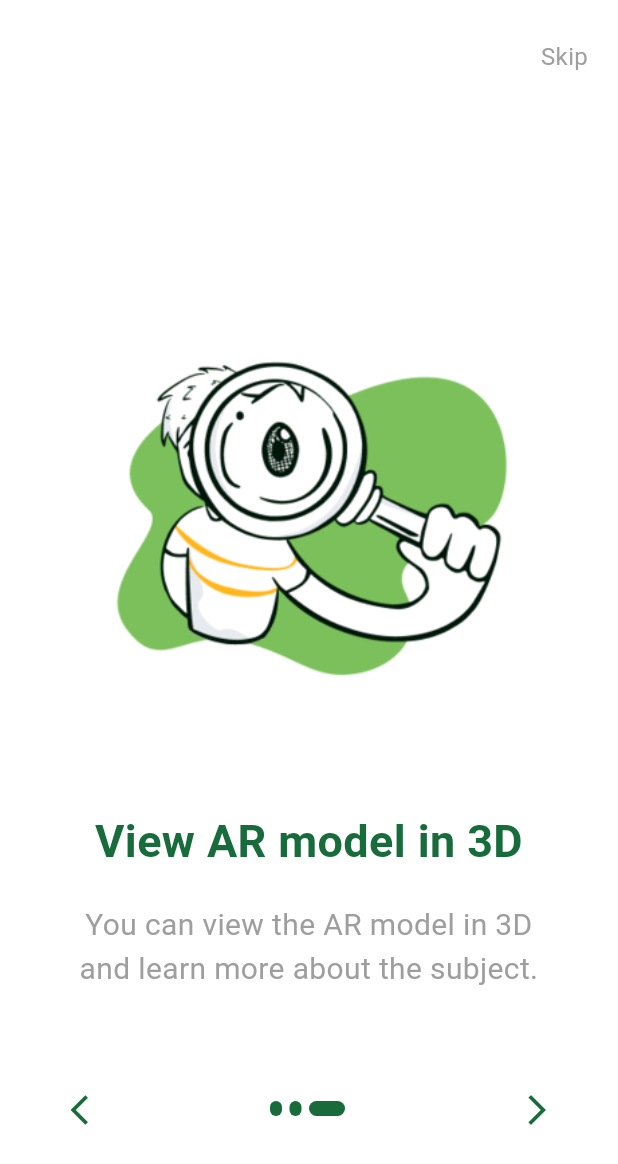
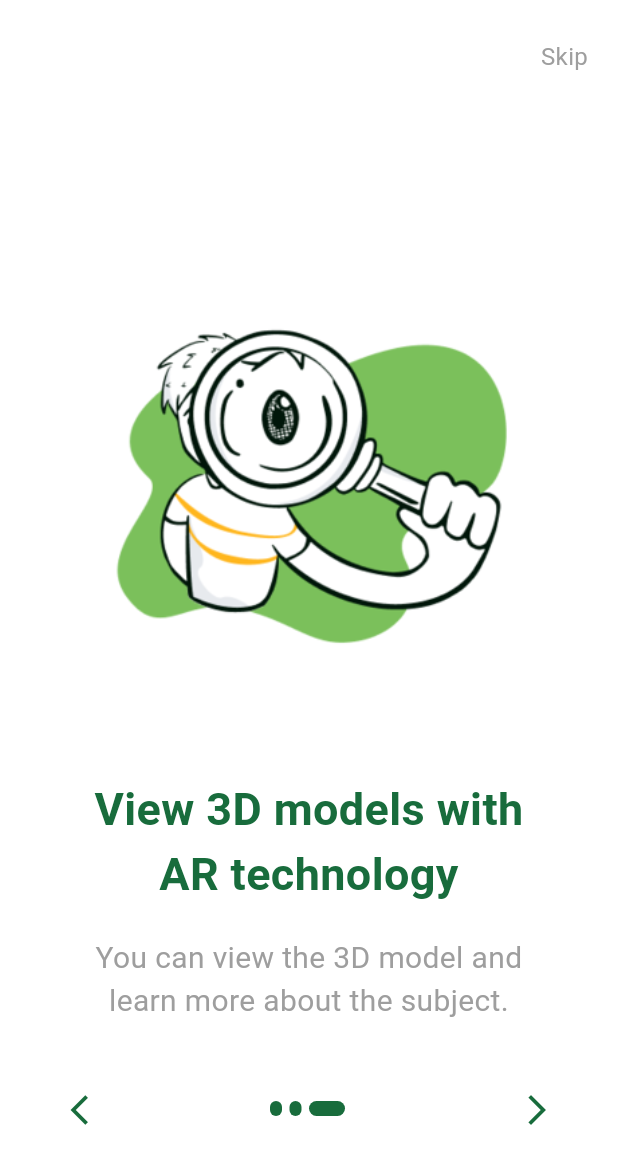
Before and after one commit to tedomi2705/vmeducation, a Flutter app: the screen it shows after launch, swiped to page 3, on a phone screen of 412 x 824 dp. Shown: the top 1164 px of the screen. Run offline on Flutter 3.47's test engine with Material 3 defaults, Android fonts, the phone set to English and light mode, and no system bars; our stand-ins replace animated_bottom_navigation_bar, ionicons, page_transition.

Commit message:
update onboarding text

```diff
--- a/lib/core/app_data.dart
+++ b/lib/core/app_data.dart
@@ -3,8 +3,8 @@ class AppData {
   static const String description1 = 'VMEducation is a platform that provides information and learning materials for people interested in VME museum.';
   static const String title2 = 'Learn Anywhere, Anytime';
   static const String description2 = 'You can explore VMEducation courses on your mobile, tablet, or desktop.';
-  static const String title3 = 'View AR model in 3D';
-  static const String description3 = 'You can view the AR model in 3D and learn more about the subject.';
+  static const String title3 = 'View 3D models with AR technology';
+  static const String description3 = 'You can view the 3D model and learn more about the subject.';
 
   static const String skipText = 'Skip';
 }
```
